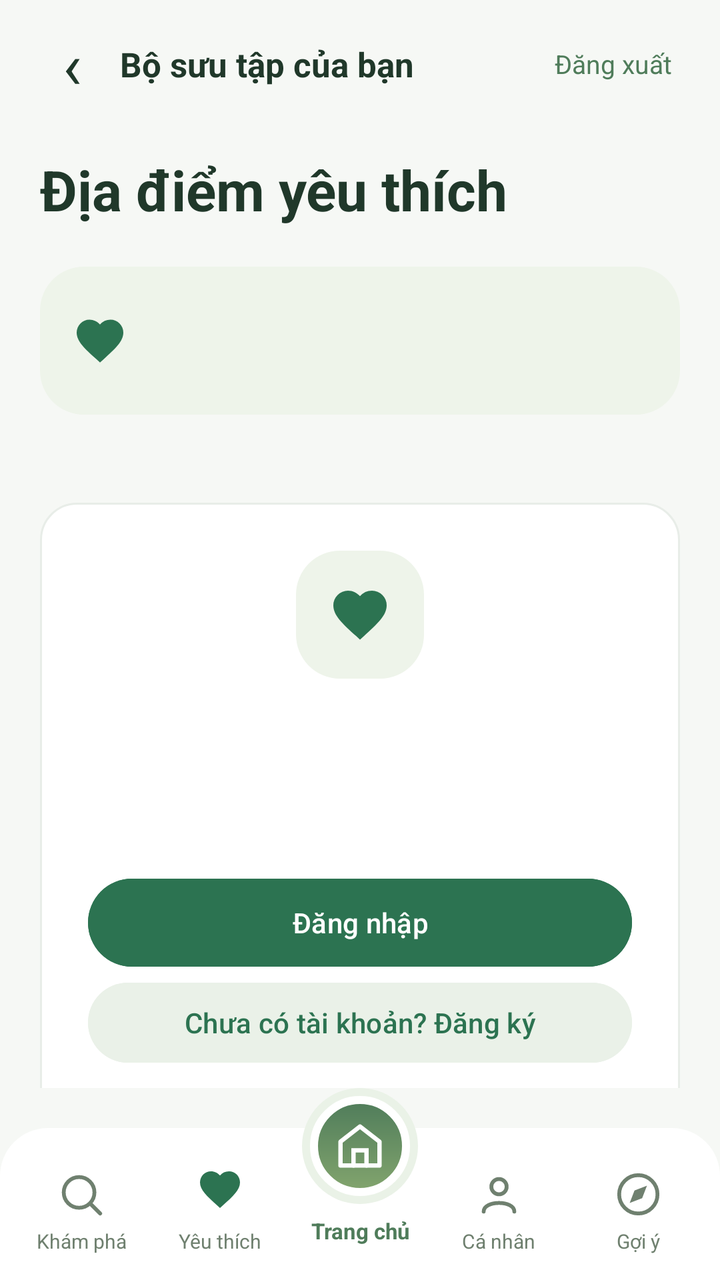
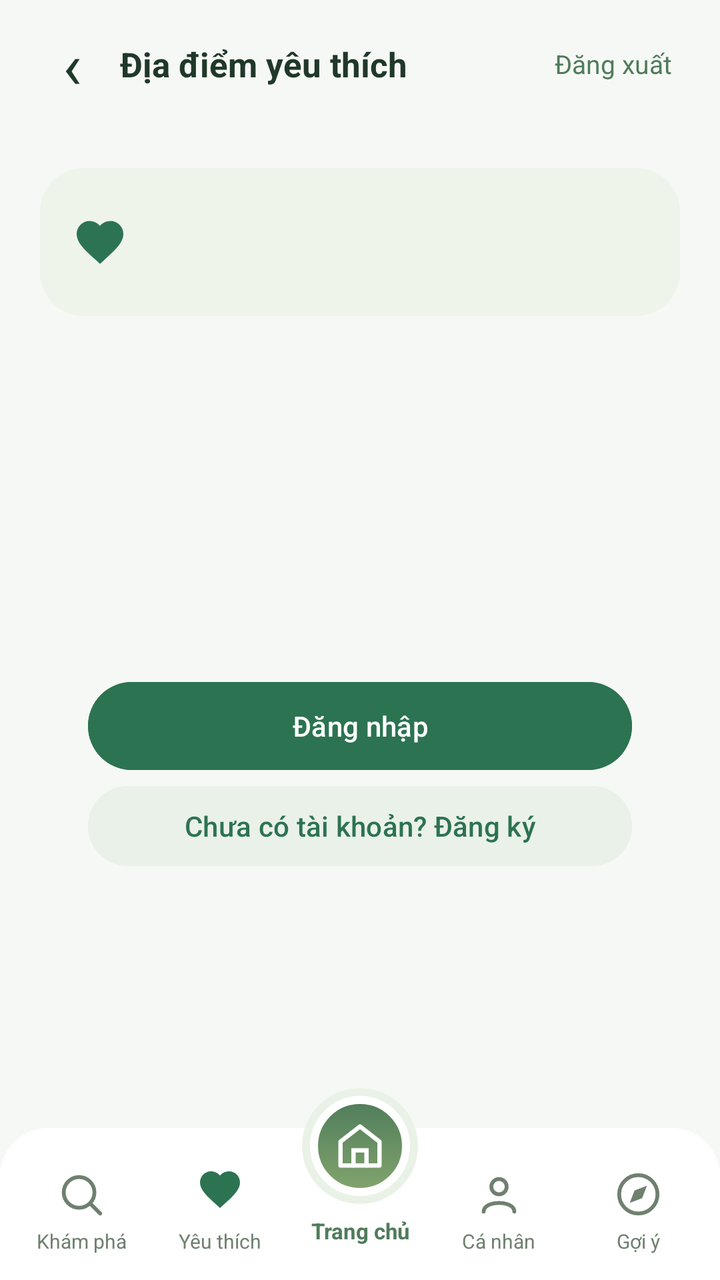

Compare the two renders of this Android layout. The source of the first and the diff that turns it into the second are given below.
<!-- AndroidManifest.xml: application theme Theme.APP_CK -->
<!-- res/layout/activity_yeu_thich.xml -->
<?xml version="1.0" encoding="utf-8"?>
<LinearLayout
    xmlns:android="http://schemas.android.com/apk/res/android"
    android:layout_width="match_parent"
    android:layout_height="match_parent"
    android:orientation="vertical"
    android:background="#F6F8F5">

    
    <LinearLayout
        android:layout_width="match_parent"
        android:layout_height="64dp"
        android:gravity="center_vertical"
        android:paddingHorizontal="12dp">

        <TextView
            android:id="@+id/ytQuayLai"
            android:layout_width="48dp"
            android:layout_height="48dp"
            android:text="‹"
            android:textSize="32sp"
            android:textColor="#20382A"
            android:gravity="center"
            android:contentDescription="Quay lại"
            android:clickable="true"
            android:focusable="true" />

        <TextView
            android:layout_width="0dp"
            android:layout_height="wrap_content"
            android:layout_weight="1"
            android:text="Bộ sưu tập của bạn"
            android:textSize="17sp"
            android:textStyle="bold"
            android:textColor="#20382A" />

        <TextView
            android:id="@+id/ytDangXuat"
            android:layout_width="wrap_content"
            android:layout_height="48dp"
            android:paddingHorizontal="12dp"
            android:text="Đăng xuất"
            android:gravity="center"
            android:textColor="#4F7C5A"
            android:textSize="13sp"
            android:clickable="true"
            android:focusable="true" />

    </LinearLayout>

    
    <ScrollView
        android:layout_width="match_parent"
        android:layout_height="0dp"
        android:layout_weight="1"
        android:fillViewport="true"
        android:scrollbars="none">

        <LinearLayout
            android:layout_width="match_parent"
            android:layout_height="wrap_content"
            android:orientation="vertical"
            android:paddingHorizontal="20dp"
            android:paddingBottom="24dp">

            
            <TextView
                android:layout_width="match_parent"
                android:layout_height="wrap_content"
                android:layout_marginTop="12dp"
                android:text="Địa điểm yêu thích"
                android:textSize="28sp"
                android:textStyle="bold"
                android:textColor="#20382A" />

            
            <LinearLayout
                android:layout_width="match_parent"
                android:layout_height="wrap_content"
                android:layout_marginTop="20dp"
                android:padding="16dp"
                android:gravity="center_vertical"
                android:orientation="horizontal"
                android:background="@drawable/nen_dn_logo">

                <ImageView
                    android:layout_width="28dp"
                    android:layout_height="28dp"
                    android:src="@drawable/ui_ic_heart"
                    android:importantForAccessibility="no" />

                <LinearLayout
                    android:layout_width="0dp"
                    android:layout_height="wrap_content"
                    android:layout_weight="1"
                    android:layout_marginStart="12dp"
                    android:orientation="vertical">

                    <TextView
                        android:id="@+id/ytTongSo"
                        android:layout_width="match_parent"
                        android:layout_height="wrap_content"
                        android:textSize="16sp"
                        android:textStyle="bold"
                        android:textColor="#20382A" />

                    <TextView
                        android:id="@+id/ytTaiKhoan"
                        android:layout_width="match_parent"
                        android:layout_height="wrap_content"
                        android:layout_marginTop="4dp"
                        android:textSize="12sp"
                        android:textColor="#607467" />

                </LinearLayout>

            </LinearLayout>

            
            <LinearLayout
                android:id="@+id/ytDanhSach"
                android:layout_width="match_parent"
                android:layout_height="wrap_content"
                android:layout_marginTop="20dp"
                android:orientation="vertical" />

            
            <LinearLayout
                android:id="@+id/ytTrangThai"
                android:layout_width="match_parent"
                android:layout_height="wrap_content"
                android:layout_marginTop="24dp"
                android:orientation="vertical"
                android:gravity="center"
                android:padding="24dp"
                android:background="@drawable/ui_card">

                <ImageView
                    android:layout_width="64dp"
                    android:layout_height="64dp"
                    android:padding="16dp"
                    android:src="@drawable/ui_ic_heart"
                    android:background="@drawable/nen_dn_logo"
                    android:importantForAccessibility="no" />

                <TextView
                    android:id="@+id/ytTieuDeTrangThai"
                    android:layout_width="match_parent"
                    android:layout_height="wrap_content"
                    android:layout_marginTop="20dp"
                    android:gravity="center"
                    android:textSize="20sp"
                    android:textStyle="bold"
                    android:textColor="#20382A" />

                <TextView
                    android:id="@+id/ytMoTaTrangThai"
                    android:layout_width="match_parent"
                    android:layout_height="wrap_content"
                    android:layout_marginTop="10dp"
                    android:gravity="center"
                    android:textSize="14sp"
                    android:lineSpacingExtra="4dp"
                    android:textColor="#6F8074" />

                <Button
                    android:id="@+id/ytDangNhap"
                    android:layout_width="match_parent"
                    android:layout_height="wrap_content"
                    android:minHeight="52dp"
                    android:layout_marginTop="20dp"
                    android:text="Đăng nhập"
                    android:textAllCaps="false"
                    android:textColor="#FFFFFF"
                    android:backgroundTint="#2C7351" />

                <Button
                    android:id="@+id/ytDangKy"
                    android:layout_width="match_parent"
                    android:layout_height="wrap_content"
                    android:minHeight="48dp"
                    android:text="Chưa có tài khoản? Đăng ký"
                    android:textAllCaps="false"
                    android:textColor="#2C7351"
                    android:backgroundTint="#EAF1E8" />

                <Button
                    android:id="@+id/ytKhamPha"
                    android:layout_width="match_parent"
                    android:layout_height="wrap_content"
                    android:minHeight="52dp"
                    android:layout_marginTop="12dp"
                    android:text="Khám phá địa điểm"
                    android:textAllCaps="false"
                    android:textColor="#FFFFFF"
                    android:backgroundTint="#2C7351" />

            </LinearLayout>

        </LinearLayout>

    </ScrollView>

    
    <include layout="@layout/view_thanh_dieu_huong_duoi" />
</LinearLayout>
<!-- res/layout/view_thanh_dieu_huong_duoi.xml (included above) -->
<?xml version="1.0" encoding="utf-8"?>
<FrameLayout xmlns:android="http://schemas.android.com/apk/res/android"
    xmlns:app="http://schemas.android.com/apk/res-auto"
        android:layout_width="match_parent"
        android:layout_height="96dp"
        android:clipChildren="false"
        android:clipToPadding="false">
        
        <LinearLayout
            android:layout_width="match_parent"
            android:layout_height="76dp"
            android:layout_gravity="bottom"
            android:orientation="horizontal"
            android:gravity="center_vertical"
            android:paddingStart="6dp"
            android:paddingEnd="6dp"
            android:background="@drawable/nen_thanh_dieu_huong"
            android:baselineAligned="false">
            
            <LinearLayout
                android:id="@+id/navKhamPha"
                android:layout_width="0dp"
                android:layout_height="match_parent"
                android:layout_weight="1"
                android:orientation="vertical"
                android:gravity="center"
                android:paddingTop="9dp"
                android:clickable="true"
                android:focusable="true">
                <ImageView
                    android:layout_width="23dp"
                    android:layout_height="23dp"
                    android:src="@drawable/bieu_tuong_kham_pha"
                    app:tint="#6F806F"
                    android:contentDescription="Khám phá"/>
                <TextView
                    android:layout_width="match_parent"
                    android:layout_height="wrap_content"
                    android:layout_marginTop="5dp"
                    android:gravity="center"
                    android:singleLine="true"
                    android:text="Khám phá"
                    android:textSize="10sp"
                    android:textColor="#6F806F"/>
            </LinearLayout>
            
            
            <LinearLayout
                android:id="@+id/navYeuThich"
                android:layout_width="0dp"
                android:layout_height="match_parent"
                android:layout_weight="1"
                android:orientation="vertical"
                android:gravity="center"
                android:paddingTop="8dp"
                android:paddingBottom="4dp"
                android:clickable="true"
                android:focusable="true">
                <ImageView android:layout_width="28dp" android:layout_height="28dp" android:padding="2dp" android:src="@drawable/ui_ic_heart" android:importantForAccessibility="no" />
                <TextView
                    android:layout_width="match_parent"
                    android:layout_height="wrap_content"
                    android:layout_marginTop="5dp"
                    android:gravity="center"
                    android:text="Yêu thích"
                    android:textSize="10sp"
                    android:textColor="#6F806F"
                    android:singleLine="true"/>
            </LinearLayout>
            
            <Space
                android:layout_width="0dp"
                android:layout_height="match_parent"
                android:layout_weight="1"/>
            
            <LinearLayout
                android:id="@+id/navCaNhan"
                android:layout_width="0dp"
                android:layout_height="match_parent"
                android:layout_weight="1"
                android:orientation="vertical"
                android:gravity="center"
                android:paddingTop="9dp"
                android:clickable="true"
                android:focusable="true">
                <ImageView
                    android:layout_width="23dp"
                    android:layout_height="23dp"
                    android:src="@drawable/bieu_tuong_ca_nhan"
                    app:tint="#6F806F"
                    android:contentDescription="Cá nhân"/>
                <TextView
                    android:layout_width="match_parent"
                    android:layout_height="wrap_content"
                    android:layout_marginTop="5dp"
                    android:gravity="center"
                    android:singleLine="true"
                    android:text="Cá nhân"
                    android:textSize="10sp"
                    android:textColor="#6F806F"/>
            </LinearLayout>
            
            <LinearLayout
                android:id="@+id/navGoiY"
                android:layout_width="0dp"
                android:layout_height="match_parent"
                android:layout_weight="1"
                android:orientation="vertical"
                android:gravity="center"
                android:paddingTop="9dp"
                android:clickable="true"
                android:focusable="true">
                <ImageView
                    android:layout_width="23dp"
                    android:layout_height="23dp"
                    android:src="@drawable/bieu_tuong_goi_y_nav"
                    app:tint="#6F806F"
                    android:contentDescription="Gợi ý"/>
                <TextView
                    android:layout_width="match_parent"
                    android:layout_height="wrap_content"
                    android:layout_marginTop="5dp"
                    android:gravity="center"
                    android:singleLine="true"
                    android:text="Gợi ý"
                    android:textSize="10sp"
                    android:textColor="#6F806F"/>
            </LinearLayout>
        </LinearLayout>
        
        <LinearLayout
            android:id="@+id/navTrangChu"
            android:layout_width="76dp"
            android:layout_height="96dp"
            android:layout_gravity="top|center_horizontal"
            android:orientation="vertical"
            android:gravity="top|center_horizontal"
            android:clickable="true"
            android:focusable="true"
            android:elevation="8dp">
            <FrameLayout
                android:layout_width="58dp"
                android:layout_height="58dp"
                android:background="@drawable/nen_trang_chu_vien"
                android:padding="4dp">
                <FrameLayout
                    android:layout_width="match_parent"
                    android:layout_height="match_parent"
                    android:background="@drawable/nen_trang_chu_tron">
                    <ImageView
                        android:layout_width="26dp"
                        android:layout_height="26dp"
                        android:layout_gravity="center"
                        android:src="@drawable/bieu_tuong_ngoi_nha"
                        app:tint="#FFFFFF"
                        android:contentDescription="Trang chủ"/>
                </FrameLayout>
            </FrameLayout>
            <TextView
                android:layout_width="match_parent"
                android:layout_height="wrap_content"
                android:layout_marginTop="6dp"
                android:gravity="center"
                android:singleLine="true"
                android:text="Trang chủ"
                android:textColor="#4F7C5A"
                android:textSize="11sp"
                android:textStyle="bold"/>
        </LinearLayout>
    </FrameLayout>
<!-- resources referenced by this layout -->
<resources>
  <!-- drawable bieu_tuong_goi_y_nav (drawable) -->
  <vector xmlns:android="http://schemas.android.com/apk/res/android"
      android:width="24dp"
      android:height="24dp"
      android:viewportWidth="24"
      android:viewportHeight="24">
  
      <path
          android:fillColor="@android:color/transparent"
          android:strokeColor="#7D947F"
          android:strokeWidth="2"
          android:pathData="M12,2 A10,10 0,1 1,12 22 A10,10 0,1 1,12 2"/>
  
      <path
          android:fillColor="#7D947F"
          android:pathData="M16.5,7.5 L14,14 L7.5,16.5 L10,10 Z"/>
  </vector>
  <!-- drawable nen_dn_logo (drawable) -->
  <?xml version="1.0" encoding="utf-8"?>
  <shape xmlns:android="http://schemas.android.com/apk/res/android"><solid android:color="#EEF4EA"/><corners android:radius="22dp"/></shape>
  <!-- drawable nen_thanh_dieu_huong (drawable) -->
  <?xml version="1.0" encoding="utf-8"?>
  
  <shape xmlns:android="http://schemas.android.com/apk/res/android">
      <solid android:color="#FFFFFF"/>
      <corners
          android:topLeftRadius="24dp"
          android:topRightRadius="24dp"/>
  </shape>
  <!-- drawable nen_trang_chu_tron (drawable) -->
  <?xml version="1.0" encoding="utf-8"?>
  
  <shape xmlns:android="http://schemas.android.com/apk/res/android">
      <gradient
          android:startColor="#4F7C5A"
          android:endColor="#83A56E"
          android:angle="270"/>
      <corners android:radius="100dp"/>
      <stroke
          android:width="4dp"
          android:color="#FFFFFF"/>
  </shape>
  <!-- drawable nen_trang_chu_vien (drawable) -->
  <?xml version="1.0" encoding="utf-8"?>
  
  <shape xmlns:android="http://schemas.android.com/apk/res/android">
      <solid android:color="#EAF2E7"/>
      <corners android:radius="100dp"/>
  </shape>
  <!-- drawable ui_card (drawable) -->
  <?xml version="1.0" encoding="utf-8"?>
  <shape xmlns:android="http://schemas.android.com/apk/res/android"><solid android:color="#FFFFFF"/><corners android:radius="18dp"/><stroke android:width="1dp" android:color="#E8EDE8"/></shape>
  <!-- drawable ui_ic_heart (drawable) -->
  <?xml version="1.0" encoding="utf-8"?>
  <vector xmlns:android="http://schemas.android.com/apk/res/android" android:width="24dp" android:height="24dp" android:viewportWidth="24" android:viewportHeight="24"><path android:fillColor="#2C7351" android:pathData="M12,21.35l-1.45,-1.32C5.4,15.36 2,12.28 2,8.5A5.5,5.5 0,0 1,7.5 3c1.74,0 3.41,0.81 4.5,2.09A5.93,5.93 0,0 1,16.5 3A5.5,5.5 0,0 1,22 8.5c0,3.78 -3.4,6.86 -8.55,11.54L12,21.35z"/></vector>
  <style name="Theme.APP_CK" parent="Base.Theme.APP_CK" />
  <style name="Base.Theme.APP_CK" parent="Theme.Material3.DayNight.NoActionBar">
          <item name="materialAlertDialogTheme">@style/ThemeOverlay.APP_CK.Dialog</item>
          
          
      </style>
  <style name="ShapeAppearance.APP_CK.Dialog" parent="">
          <item name="cornerFamily">rounded</item>
          <item name="cornerSize">24dp</item>
      </style>
  <style name="Widget.APP_CK.Dialog.Positive" parent="Widget.Material3.Button.TextButton.Dialog">
          <item name="android:textColor">#FFFFFF</item>
          <item name="backgroundTint">#4F7C5A</item>
          <item name="cornerRadius">12dp</item>
          <item name="android:textAllCaps">false</item>
          <item name="android:minHeight">48dp</item>
          <item name="android:layout_marginStart">8dp</item>
      </style>
  <style name="Widget.APP_CK.Dialog.Negative" parent="Widget.Material3.Button.TextButton.Dialog">
          <item name="android:textColor">#4F7C5A</item>
          <item name="backgroundTint">#EEF4EA</item>
          <item name="cornerRadius">12dp</item>
          <item name="android:textAllCaps">false</item>
          <item name="android:minHeight">48dp</item>
      </style>
  <!-- unchanged entries left out for length: 4 -->
</resources>

<!-- the commit's change to res/layout/activity_yeu_thich.xml (unified diff, before → after) -->
@@ -29,7 +29,7 @@
             android:layout_width="0dp"
             android:layout_height="wrap_content"
             android:layout_weight="1"
-            android:text="Bộ sưu tập của bạn"
+            android:text="Địa điểm yêu thích"
             android:textSize="17sp"
             android:textStyle="bold"
             android:textColor="#20382A" />
@@ -64,14 +64,6 @@
             android:paddingBottom="24dp">
 
             
-            <TextView
-                android:layout_width="match_parent"
-                android:layout_height="wrap_content"
-                android:layout_marginTop="12dp"
-                android:text="Địa điểm yêu thích"
-                android:textSize="28sp"
-                android:textStyle="bold"
-                android:textColor="#20382A" />
 
             
             <LinearLayout
@@ -129,25 +121,15 @@
                 android:id="@+id/ytTrangThai"
                 android:layout_width="match_parent"
                 android:layout_height="wrap_content"
-                android:layout_marginTop="24dp"
-                android:orientation="vertical"
-                android:gravity="center"
-                android:padding="24dp"
-                android:background="@drawable/ui_card">
-
-                <ImageView
-                    android:layout_width="64dp"
-                    android:layout_height="64dp"
-                    android:padding="16dp"
-                    android:src="@drawable/ui_ic_heart"
-                    android:background="@drawable/nen_dn_logo"
-                    android:importantForAccessibility="no" />
+                android:layout_weight="1"
+                android:orientation="vertical"
+                android:gravity="center"
+                android:padding="24dp">
 
                 <TextView
                     android:id="@+id/ytTieuDeTrangThai"
                     android:layout_width="match_parent"
                     android:layout_height="wrap_content"
-                    android:layout_marginTop="20dp"
                     android:gravity="center"
                     android:textSize="20sp"
                     android:textStyle="bold"
@@ -186,11 +168,12 @@
 
                 <Button
                     android:id="@+id/ytKhamPha"
+                    android:visibility="gone"
                     android:layout_width="match_parent"
                     android:layout_height="wrap_content"
                     android:minHeight="52dp"
                     android:layout_marginTop="12dp"
-                    android:text="Khám phá địa điểm"
+                    android:text="Thử lại"
                     android:textAllCaps="false"
                     android:textColor="#FFFFFF"
                     android:backgroundTint="#2C7351" />
<!-- resource entries referenced after the edit -->
@@ -49,9 +49,6 @@
       <solid android:color="#EAF2E7"/>
       <corners android:radius="100dp"/>
   </shape>
-  <!-- drawable ui_card (drawable) -->
-  <?xml version="1.0" encoding="utf-8"?>
-  <shape xmlns:android="http://schemas.android.com/apk/res/android"><solid android:color="#FFFFFF"/><corners android:radius="18dp"/><stroke android:width="1dp" android:color="#E8EDE8"/></shape>
   <!-- drawable ui_ic_heart (drawable) -->
   <?xml version="1.0" encoding="utf-8"?>
   <vector xmlns:android="http://schemas.android.com/apk/res/android" android:width="24dp" android:height="24dp" android:viewportWidth="24" android:viewportHeight="24"><path android:fillColor="#2C7351" android:pathData="M12,21.35l-1.45,-1.32C5.4,15.36 2,12.28 2,8.5A5.5,5.5 0,0 1,7.5 3c1.74,0 3.41,0.81 4.5,2.09A5.93,5.93 0,0 1,16.5 3A5.5,5.5 0,0 1,22 8.5c0,3.78 -3.4,6.86 -8.55,11.54L12,21.35z"/></vector>
